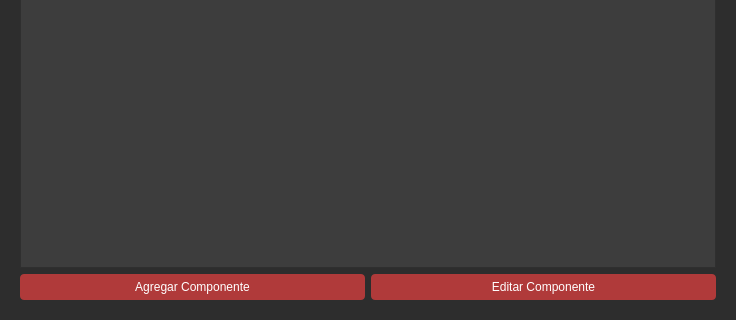
Before: the Qt Designer form ui/main.ui in Matiti061/TecnoPC, drawn with Qt 5; both pictures show x 0 to 736 and y 240 to 560 of the 736 by 560 pixel window.
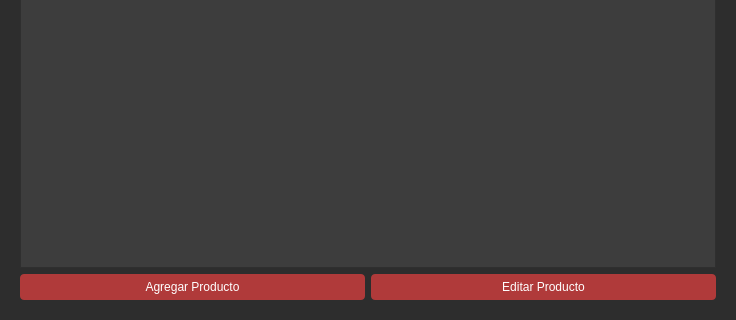
After: the same form once the commit is applied.

Commit message: fix: change "Componente" to "Producto" in the view

What changed in the file:
```diff
--- a/ui/main.ui
+++ b/ui/main.ui
@@ -287,14 +287,14 @@
          <item>
           <widget class="QPushButton" name="add_component_btn">
            <property name="text">
-            <string>Agregar Componente</string>
+            <string>Agregar Producto</string>
            </property>
           </widget>
          </item>
          <item>
           <widget class="QPushButton" name="edit_component_btn">
            <property name="text">
-            <string>Editar Componente</string>
+            <string>Editar Producto</string>
            </property>
           </widget>
          </item>
```
Left out of the diff: 16 changed lines with no effect on the pictures. The commit also changes 1 other file.
